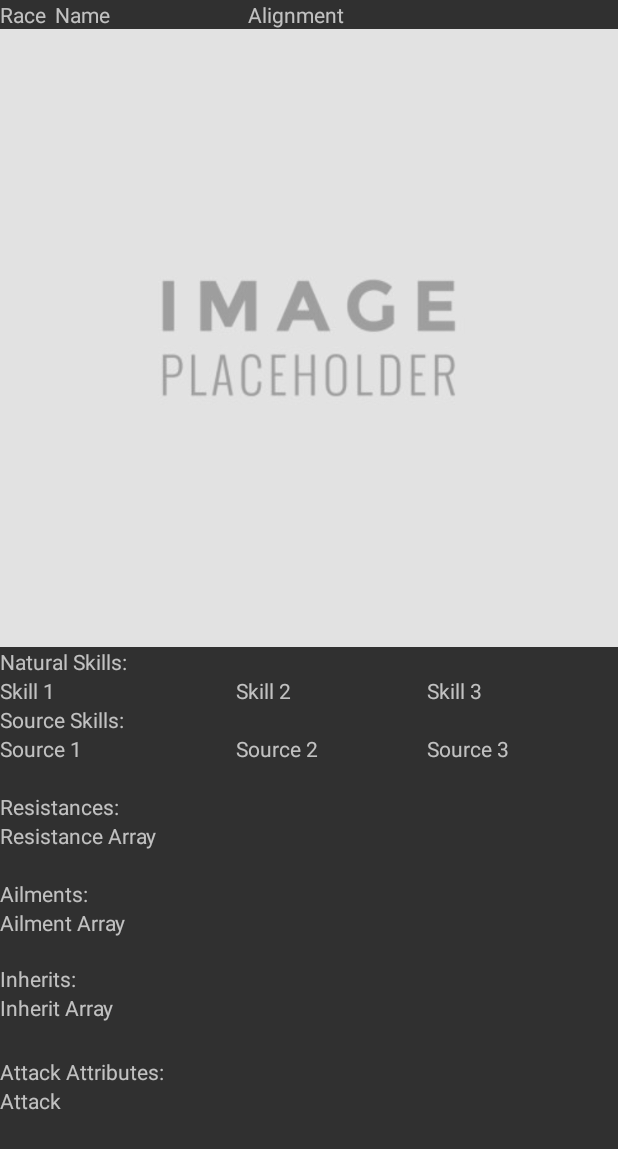
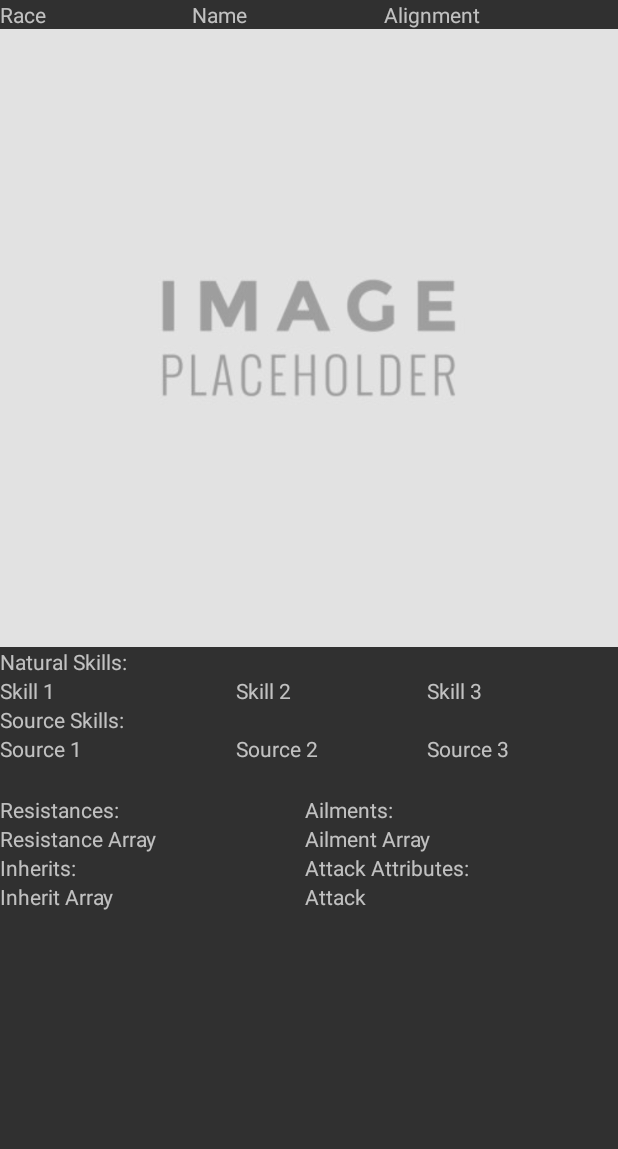
Before and after one commit to man-netcat/StrangeJourneyCompendium, an Android app: the layout activity_data.xml on its own in the app's theme, with its tools: preview values and no code run, on a phone screen of 412 x 824 dp. Shown: the top 1149 px of the screen. Run offline under Robolectric (Android 15) with nearby library versions, the phone set to English and light mode, and no system bars.

Commit message:
Optimised layouts

```diff
--- a/app/src/main/java/com/rickteuthof/strangejourneycompendium/DataActivity.java
+++ b/app/src/main/java/com/rickteuthof/strangejourneycompendium/DataActivity.java
@@ -4,6 +4,7 @@ import android.graphics.Color;
 import android.os.Bundle;
 import android.support.v7.app.AppCompatActivity;
 import android.widget.ImageView;
+import android.widget.TableLayout;
 import android.widget.TextView;
 
 import java.util.ArrayList;
--- a/app/src/main/res/layout/activity_data.xml
+++ b/app/src/main/res/layout/activity_data.xml
@@ -14,8 +14,8 @@
         android:orientation="vertical">
 
         <LinearLayout
-            android:layout_width="wrap_content"
-            android:layout_height="wrap_content"
+            android:layout_width="match_parent"
+            android:layout_height="match_parent"
             android:layout_weight="1"
             android:orientation="horizontal">
 
@@ -24,24 +24,25 @@
                 android:layout_width="wrap_content"
                 android:layout_height="wrap_content"
                 android:layout_marginEnd="6dp"
+                android:layout_weight="1"
+                android:baselineAligned="false"
                 android:text="@string/race" />
 
             <TextView
                 android:id="@+id/demon_name"
                 android:layout_width="wrap_content"
                 android:layout_height="wrap_content"
+                android:layout_weight="1"
+                android:baselineAligned="false"
                 android:text="@string/name" />
-
-            <Space
-                android:layout_width="92dp"
-                android:layout_height="match_parent" />
 
             <TextView
                 android:id="@+id/demon_alignment"
                 android:layout_width="wrap_content"
                 android:layout_height="wrap_content"
+                android:layout_weight="1"
+                android:baselineAligned="false"
                 android:text="@string/alignment" />
-
         </LinearLayout>
 
         <ImageView
@@ -104,7 +105,6 @@
                 <TextView
                     android:layout_width="wrap_content"
                     android:layout_height="wrap_content"
-                    android:layout_weight="1"
                     android:text="@string/source_skills" />
 
             </TableRow>
@@ -138,8 +138,17 @@
 
         <Space
             android:layout_width="match_parent"
-            android:layout_height="19dp"
+            android:layout_height="21dp"
             android:layout_weight="1" />
+
+        <TableLayout
+            android:layout_width="match_parent"
+            android:layout_height="match_parent"
+            android:layout_weight="1">
+
+            <TableRow
+                android:layout_width="match_parent"
+                android:layout_height="match_parent">
 
                 <TextView
                     android:layout_width="match_parent"
@@ -148,22 +157,23 @@
                     android:text="@string/resistances" />
 
                 <TextView
+                    android:layout_width="match_parent"
+                    android:layout_height="wrap_content"
+                    android:layout_weight="1"
+                    android:text="@string/ailments" />
+
+            </TableRow>
+
+            <TableRow
+                android:layout_width="match_parent"
+                android:layout_height="match_parent">
+
+                <TextView
                     android:id="@+id/demon_resistances"
                     android:layout_width="match_parent"
                     android:layout_height="wrap_content"
                     android:layout_weight="1"
                     android:text="@string/resistance_array" />
-
-        <Space
-            android:layout_width="match_parent"
-            android:layout_height="19dp"
-            android:layout_weight="1" />
-
-        <TextView
-            android:layout_width="match_parent"
-            android:layout_height="wrap_content"
-            android:layout_weight="1"
-            android:text="@string/ailments" />
 
                 <TextView
                     android:id="@+id/demon_ailments"
@@ -171,11 +181,11 @@
                     android:layout_height="wrap_content"
                     android:layout_weight="1"
                     android:text="@string/ailment_array" />
+            </TableRow>
 
-        <Space
+            <TableRow
                 android:layout_width="match_parent"
-            android:layout_height="18dp"
-            android:layout_weight="1" />
+                android:layout_height="match_parent">
 
                 <TextView
                     android:layout_width="match_parent"
@@ -184,22 +194,22 @@
                     android:text="@string/inherits" />
 
                 <TextView
+                    android:layout_width="match_parent"
+                    android:layout_height="wrap_content"
+                    android:layout_weight="1"
+                    android:text="@string/attack_attributes" />
+            </TableRow>
+
+            <TableRow
+                android:layout_width="match_parent"
+                android:layout_height="match_parent" >
+
+                <TextView
                     android:id="@+id/demon_inherits"
                     android:layout_width="match_parent"
                     android:layout_height="wrap_content"
                     android:layout_weight="1"
                     android:text="@string/inherits_array" />
-
-        <Space
-            android:layout_width="match_parent"
-            android:layout_height="23dp"
-            android:layout_weight="1" />
-
-        <TextView
-            android:layout_width="match_parent"
-            android:layout_height="wrap_content"
-            android:layout_weight="1"
-            android:text="@string/attack_attributes" />
 
                 <TextView
                     android:id="@+id/demon_attack"
@@ -207,6 +217,9 @@
                     android:layout_height="wrap_content"
                     android:layout_weight="1"
                     android:text="@string/attack" />
+            </TableRow>
+
+        </TableLayout>
 
     </LinearLayout>
 </ScrollView>
```
Lines whose indentation alone changed are shown as unchanged.
